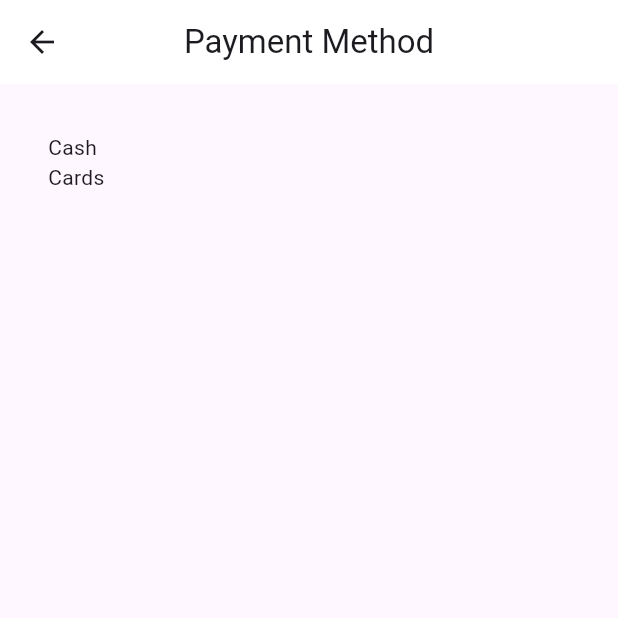
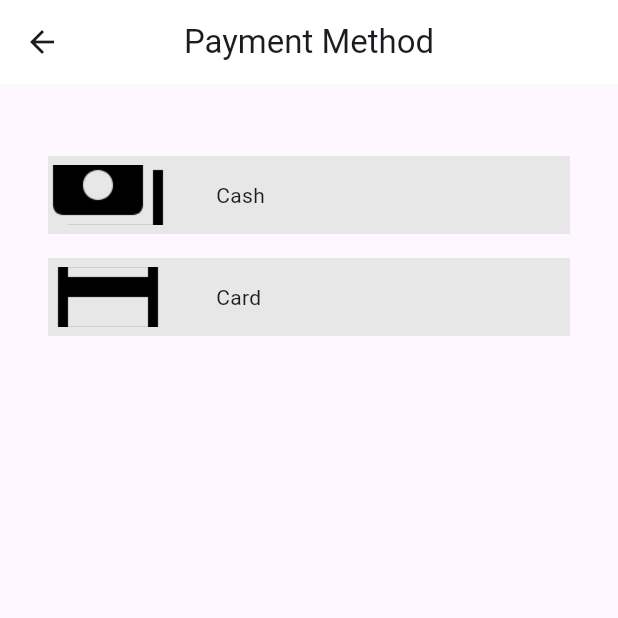
Before and after one commit to MarcusMQF/Food-System-App, a Flutter app: the screen it shows after launch, after a tap on "Change payment method", on a phone screen of 412 x 824 dp, the top half of it. Run offline on Flutter 3.47's test engine with Material 3 defaults, Android fonts, the phone set to English and light mode, and no system bars; our stand-ins replace flutter_svg; project files that could hold a hidden picture were left out.

Commit message:
add icons in payment method page

```diff
--- a/lib/main.dart
+++ b/lib/main.dart
@@ -1,6 +1,5 @@
 import 'package:flutter/material.dart';
 import 'package:um_internal_hackathon/pages/checkout.dart';
-import 'sign_in_page.dart';
 
 void main() {
   runApp(const MyApp());
@@ -20,5 +19,6 @@ class MyApp extends StatelessWidget {
       //home: const SignInPage(),
       home: const CheckoutPage(),
     );
+
   }
 }
--- a/lib/pages/checkout.dart
+++ b/lib/pages/checkout.dart
@@ -1,14 +1,14 @@
 import 'package:flutter/material.dart';
 import 'package:flutter_svg/flutter_svg.dart';
 import 'package:um_internal_hackathon/home_page.dart';
-import 'package:um_internal_hackathon/pages/payment_details_page.dart';
+import 'package:um_internal_hackathon/pages/payment_method_page.dart';
 
 SwitchWidget switchWidget() {
   return const SwitchWidget();
 }
 
 class SwitchWidget extends StatefulWidget {
-  const SwitchWidget({Key? key}) : super(key: key);
+  const SwitchWidget({super.key});
 
   @override
   State<SwitchWidget> createState() => _SwitchWidgetState();
@@ -27,7 +27,7 @@ class _SwitchWidgetState extends State<SwitchWidget> {
             isSwitched = value;
           });
         },
-        activeColor: Color.fromARGB(255, 0, 108, 90), // Color when the switch is on
+        activeColor: const Color.fromARGB(255, 0, 108, 90), // Color when the switch is on
         inactiveThumbColor: Colors.grey, // Thumb color when the switch is off
       ),
     );
@@ -51,8 +51,8 @@ class CheckoutPage extends StatelessWidget {
               Row(
               mainAxisAlignment: MainAxisAlignment.spaceBetween, // Aligns children along the main axis (horizontal)
               children: <Widget>[
-                Padding(
-                  padding: const EdgeInsets.symmetric(horizontal: 32.0, vertical: 16.0), // Adds horizontal padding
+                const Padding(
+                  padding: EdgeInsets.symmetric(horizontal: 32.0, vertical: 16.0), // Adds horizontal padding
                   child: Text("Order Summary",
                   style: TextStyle(
                     fontSize: 16,
@@ -74,8 +74,8 @@ class CheckoutPage extends StatelessWidget {
               // order summary content
               //order
               Container(
-                padding: EdgeInsets.symmetric(horizontal: 16.0), // Add padding around the container
-                margin: EdgeInsets.symmetric(horizontal: 16.0),  // Add margin around the container
+                padding: const EdgeInsets.symmetric(horizontal: 16.0), // Add padding around the container
+                margin: const EdgeInsets.symmetric(horizontal: 16.0),  // Add margin around the container
                 child: Row(
                   mainAxisAlignment: MainAxisAlignment.spaceBetween,
                   children: [
@@ -84,7 +84,7 @@ class CheckoutPage extends StatelessWidget {
                         const Text('1x'),
                         const SizedBox(width: 30.0),
                         const Text('Chicken Burger'),
-                        SizedBox(width: 15.0),
+                        const SizedBox(width: 15.0),
                         TextButton(onPressed: () {
 
                             },
@@ -106,8 +106,8 @@ class CheckoutPage extends StatelessWidget {
               ),
               // payment details
               Container(
-                padding: EdgeInsets.symmetric(horizontal: 16.0), // Add padding around the container
-                margin: EdgeInsets.symmetric(horizontal: 16.0),  // Add margin around the container
+                padding: const EdgeInsets.symmetric(horizontal: 16.0), // Add padding around the container
+                margin: const EdgeInsets.symmetric(horizontal: 16.0),  // Add margin around the container
                 child: const Column(
                   children: [
                     // Delivery fee
@@ -139,8 +139,8 @@ class CheckoutPage extends StatelessWidget {
               ),
               //Option for cutlery
               Container(
-                padding: EdgeInsets.symmetric(horizontal: 16.0), // Add padding around the container
-                margin: EdgeInsets.symmetric(horizontal: 16.0, vertical: 16.0),  // Add margin around the container
+                padding: const EdgeInsets.symmetric(horizontal: 16.0), // Add padding around the container
+                margin: const EdgeInsets.symmetric(horizontal: 16.0, vertical: 16.0),  // Add margin around the container
 
                 child: const Row(
                   mainAxisAlignment: MainAxisAlignment.spaceBetween,
@@ -157,7 +157,7 @@ class CheckoutPage extends StatelessWidget {
               ),
               Container(
                 padding: const EdgeInsets.symmetric(horizontal: 32.0, vertical: 10.0),
-                margin: EdgeInsets.symmetric(vertical: 16.0),
+                margin: const EdgeInsets.symmetric(vertical: 16.0),
                 width: double.infinity,
                 color: const Color.fromARGB(255, 213, 224, 216),
                 child: const Text(
@@ -172,19 +172,32 @@ class CheckoutPage extends StatelessWidget {
                   Row(
                     mainAxisAlignment: MainAxisAlignment.spaceBetween,
                     children: [
-                      Padding(
-                        padding: const EdgeInsets.symmetric(horizontal: 32.0), // Adds horizontal padding
-                        child: Text("TouchNGo"),
+                      Row(
+                        children: [
+                          Container(
+                            margin: EdgeInsets.symmetric(horizontal: 16.0),
+                            width: 60,
+                            height: 30,
+                            decoration: const BoxDecoration(
+                              image: DecorationImage(
+                                image: AssetImage('assets/tng-logo.png'),
+                                fit: BoxFit.cover,
+                              ),
+                            ),
+                          ),
+                          const Text("TouchNGo"),
+                        ],
                       ),
+
                       TextButton(
                         onPressed: () {
-                          // Navigate to the CheckoutPage when the button is clicked
+                          // Navigate to the PaymentMethodPage when the button is clicked
                           Navigator.push(
                             context,
                             MaterialPageRoute(builder: (context) => const PaymentDetailsPage()),
                           );
                         },
-                        child: Text('Change payment method')
+                        child: const Text('Change payment method')
                       )
                     ],
                   )
@@ -228,7 +241,7 @@ class CheckoutPage extends StatelessWidget {
                       shape: RoundedRectangleBorder(
                         borderRadius: BorderRadius.circular(10), // Rounded corners
                       ),
-                      padding: EdgeInsets.symmetric(horizontal: 32, vertical: 16), // Padding
+                      padding: const EdgeInsets.symmetric(horizontal: 32, vertical: 16), // Padding
                     ),
                       child: const Text('Place Order',
                       style: TextStyle(
--- a/lib/pages/payment_details_page.dart
+++ /dev/null
@@ -1,40 +0,0 @@
-import 'package:flutter/material.dart';
-
-class PaymentDetailsPage extends StatelessWidget {
-  const PaymentDetailsPage({super.key});
-
-  @override
-  Widget build(BuildContext context) {
-    return Scaffold(
-      appBar: appBar(context),
-      body:
-      Container(
-        padding: EdgeInsets.all(16.0), // Add padding around the container
-        margin: EdgeInsets.all(16.0),  // Add margin around the container
-        child: const Column(
-          children: [
-            Row(
-              children: [
-                Text('Cash'),
-              ],
-            ),
-            Row(
-              children: [
-                Text('Cards'),
-              ],
-            )
-          ],
-        ),
-      )
-    );
-  }
-}
-
-AppBar appBar(BuildContext context){
-  return AppBar(
-    title: const Text('Payment Method'),
-    centerTitle: true,
-    backgroundColor: Colors.white,
-    elevation: 0.0,
-  );
-}
--- /dev/null
+++ b/lib/pages/payment_method_page.dart
@@ -0,0 +1,77 @@
+import 'package:flutter/material.dart';
+
+class PaymentDetailsPage extends StatelessWidget {
+  const PaymentDetailsPage({super.key});
+
+  @override
+  Widget build(BuildContext context) {
+    return Scaffold(
+      appBar: appBar(context),
+      body:
+      Container(
+        padding: const EdgeInsets.all(16.0), // Add padding around the container
+        margin: const EdgeInsets.all(16.0),  // Add margin around the container
+        child: Column(
+          children: [
+            Container (
+              margin: const EdgeInsets.symmetric(vertical: 16.0),
+              decoration: const BoxDecoration(
+                color: Color.fromARGB(255, 231, 231, 231),
+              ),
+              child: Row(
+                children: [
+                  Container(
+                    width: 80,
+                    height: 40,
+                    decoration: const BoxDecoration(
+                      image: DecorationImage(
+                        image: AssetImage('assets/icons/cash-icon.png'),
+                        fit: BoxFit.cover,
+                      ),
+                    ),
+                  ),
+                  const Padding(
+                    padding: EdgeInsets.symmetric(horizontal: 32.0, vertical: 16.0), // Adds horizontal padding
+                    child: Text("Cash"),
+                  ),
+                ],
+              ),
+            ),
+            Container (
+              decoration: const BoxDecoration(
+                color: Color.fromARGB(255, 231, 231, 231),
+              ),
+              child: Row(
+                children: [
+                  Container(
+                    width: 80,
+                    height: 40,
+                    decoration: const BoxDecoration(
+                      image: DecorationImage(
+                        image: AssetImage('assets/icons/credit-card-icon.png'),
+                        fit: BoxFit.cover,
+                      ),
+                    ),
+                  ),
+                  const Padding(
+                    padding: EdgeInsets.symmetric(horizontal: 32.0, vertical: 16.0), // Adds horizontal padding
+                    child: Text("Card"),
+                  ),
+                ],
+              ),
+            )
+          ],
+        ),
+      )
+    );
+  }
+}
+
+AppBar appBar(BuildContext context){
+  return AppBar(
+    title: const Text('Payment Method'),
+    centerTitle: true,
+    backgroundColor: Colors.white,
+    elevation: 0.0,
+  );
+}
--- a/lib/sign_in_page.dart
+++ b/lib/sign_in_page.dart
@@ -38,7 +38,7 @@ class _SignInPageState extends State<SignInPage> {
       body: Container(
         decoration: const BoxDecoration(
           image: DecorationImage(
-            image: AssetImage('assets/icons/tng-logo.png'),
+            image: AssetImage('assets/background.png'),
             fit: BoxFit.cover,
           ),
         ),
--- a/pubspec.yaml
+++ b/pubspec.yaml
@@ -69,7 +69,9 @@ flutter:
   assets:
     - assets/credentials.csv
     - assets/background.png
-
+    - assets/tng-logo.png
+    - assets/icons/cash-icon.png
+    - assets/icons/credit-card-icon.png
   # To add assets to your application, add an assets section, like this:
   #   - images/a_dot_ham.jpeg
 
```
Also changed, not shown: assets/icons/cash-icon.png (added), assets/icons/credit-card-icon.png (added), assets/icons/left-arrow.svg (deleted), assets/tng-logo.png (renamed from assets/icons/tng-logo.png).
